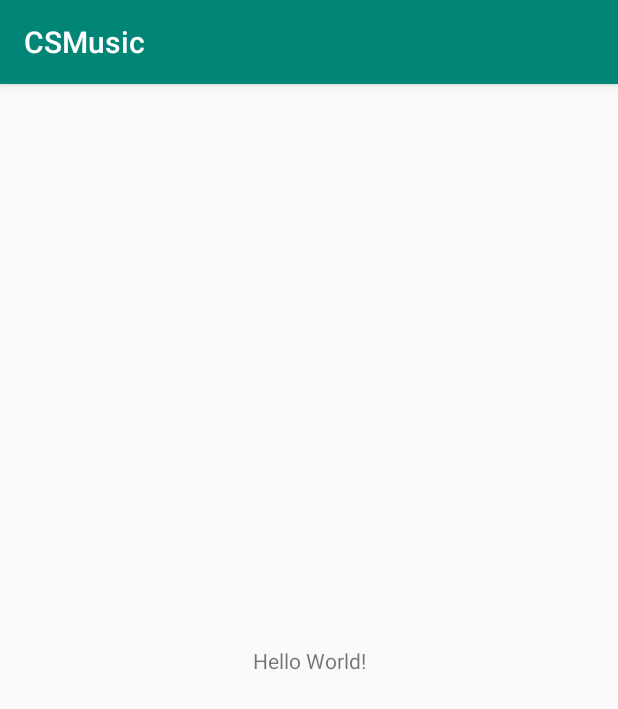
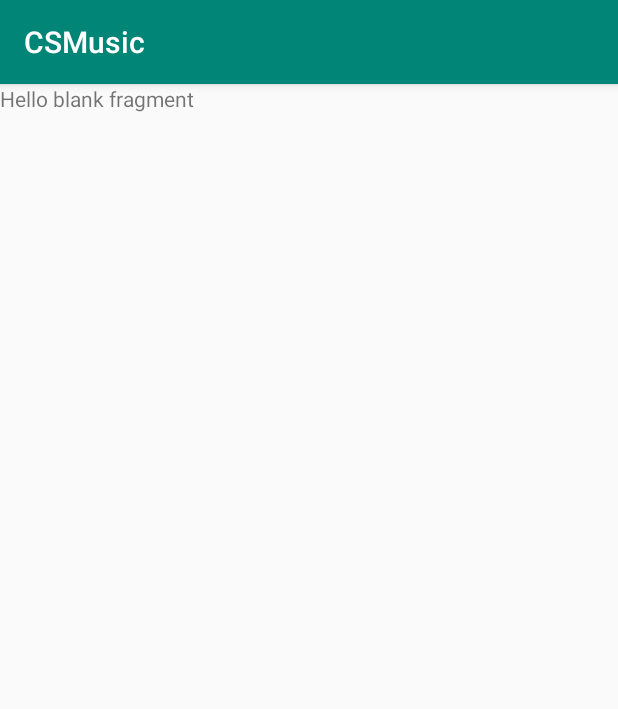
Before and after one commit to Naman26/CSMusic, an Android app: the screen it shows after launch (MainActivity), on a phone screen of 412 x 824 dp. Shown: the top 709 px of the screen. Run offline under Robolectric (Android 15) with nearby library versions, the light colour scheme and no system bars.

Commit message:
Added fragment and dependencies

```diff
--- a/app/build.gradle
+++ b/app/build.gradle
@@ -20,15 +20,24 @@ android {
             proguardFiles getDefaultProguardFile('proguard-android-optimize.txt'), 'proguard-rules.pro'
         }
     }
+    compileOptions {
+        sourceCompatibility 1.8
+        targetCompatibility 1.8
+    }
 }
 
 dependencies {
     implementation fileTree(dir: 'libs', include: ['*.jar'])
-    implementation"org.jetbrains.kotlin:kotlin-stdlib-jdk7:$kotlin_version"
-    implementation 'androidx.appcompat:appcompat:1.0.0-beta01'
+    implementation "org.jetbrains.kotlin:kotlin-stdlib-jdk7:$kotlin_version"
+    implementation 'androidx.appcompat:appcompat:1.1.0-alpha01'
     implementation 'androidx.core:core-ktx:1.1.0-alpha03'
-    implementation 'androidx.constraintlayout:constraintlayout:1.1.2'
+    implementation 'androidx.constraintlayout:constraintlayout:1.1.3'
+
+    implementation 'com.google.ar:core:1.6.0'
+    implementation 'com.google.ar.sceneform.ux:sceneform-ux:1.6.0'
+
+    implementation 'androidx.legacy:legacy-support-v4:1.0.0-beta01'
     testImplementation 'junit:junit:4.12'
-    androidTestImplementation 'androidx.test:runner:1.1.0-alpha4'
-    androidTestImplementation 'androidx.test.espresso:espresso-core:3.1.0-alpha4'
+    androidTestImplementation 'androidx.test:runner:1.1.1'
+    androidTestImplementation 'androidx.test.espresso:espresso-core:3.1.1'
 }
--- a/app/src/main/java/io/synople/csmusic/MainActivity.kt
+++ b/app/src/main/java/io/synople/csmusic/activities/MainActivity.kt
@@ -2,11 +2,17 @@ package io.synople.csmusic
 
 import androidx.appcompat.app.AppCompatActivity
 import android.os.Bundle
+import io.synople.csmusic.fragments.MainFragment
 
 class MainActivity : AppCompatActivity() {
 
     override fun onCreate(savedInstanceState: Bundle?) {
         super.onCreate(savedInstanceState)
         setContentView(R.layout.activity_main)
+
+        supportFragmentManager
+            .beginTransaction()
+            .replace(R.id.mainFrameLayout, MainFragment.newInstance())
+            .commit();
     }
 }
--- /dev/null
+++ b/app/src/main/java/io/synople/csmusic/fragments/MainFragment.kt
@@ -0,0 +1,24 @@
+package io.synople.csmusic.fragments
+
+import android.os.Bundle
+import androidx.fragment.app.Fragment
+import android.view.LayoutInflater
+import android.view.View
+import android.view.ViewGroup
+
+import io.synople.csmusic.R
+
+class MainFragment : Fragment() {
+
+    override fun onCreateView(inflater: LayoutInflater, container: ViewGroup?, savedInstanceState: Bundle?) =
+        inflater.inflate(R.layout.fragment_main, container, false)!!
+
+    override fun onViewCreated(view: View, savedInstanceState: Bundle?) {
+        super.onViewCreated(view, savedInstanceState)
+    }
+
+    companion object {
+        @JvmStatic
+        fun newInstance() = MainFragment()
+    }
+}
--- a/app/src/main/res/layout/activity_main.xml
+++ b/app/src/main/res/layout/activity_main.xml
@@ -1,19 +1,7 @@
 <?xml version="1.0" encoding="utf-8"?>
-<androidx.constraintlayout.widget.ConstraintLayout
-        xmlns:android="http://schemas.android.com/apk/res/android"
-        xmlns:tools="http://schemas.android.com/tools"
-        xmlns:app="http://schemas.android.com/apk/res-auto"
-        android:layout_width="match_parent"
-        android:layout_height="match_parent"
-        tools:context=".MainActivity">
-
-    <TextView
-            android:layout_width="wrap_content"
-            android:layout_height="wrap_content"
-            android:text="Hello World!"
-            app:layout_constraintBottom_toBottomOf="parent"
-            app:layout_constraintLeft_toLeftOf="parent"
-            app:layout_constraintRight_toRightOf="parent"
-            app:layout_constraintTop_toTopOf="parent"/>
-
-</androidx.constraintlayout.widget.ConstraintLayout>
+<FrameLayout xmlns:android="http://schemas.android.com/apk/res/android"
+    xmlns:tools="http://schemas.android.com/tools"
+    android:id="@+id/mainFrameLayout"
+    android:layout_width="match_parent"
+    android:layout_height="match_parent"
+    tools:context=".MainActivity" />
--- /dev/null
+++ b/app/src/main/res/layout/fragment_main.xml
@@ -0,0 +1,14 @@
+<?xml version="1.0" encoding="utf-8"?>
+<FrameLayout xmlns:android="http://schemas.android.com/apk/res/android"
+             xmlns:tools="http://schemas.android.com/tools"
+             android:layout_width="match_parent"
+             android:layout_height="match_parent"
+             tools:context=".fragments.MainFragment">
+
+    <!-- TODO: Update blank fragment layout -->
+    <TextView
+            android:layout_width="match_parent"
+            android:layout_height="match_parent"
+            android:text="@string/hello_blank_fragment"/>
+
+</FrameLayout>
--- a/app/src/main/res/values/strings.xml
+++ b/app/src/main/res/values/strings.xml
@@ -1,3 +1,6 @@
 <resources>
     <string name="app_name">CSMusic</string>
+
+    <!-- TODO: Remove or change this placeholder text -->
+    <string name="hello_blank_fragment">Hello blank fragment</string>
 </resources>
```
